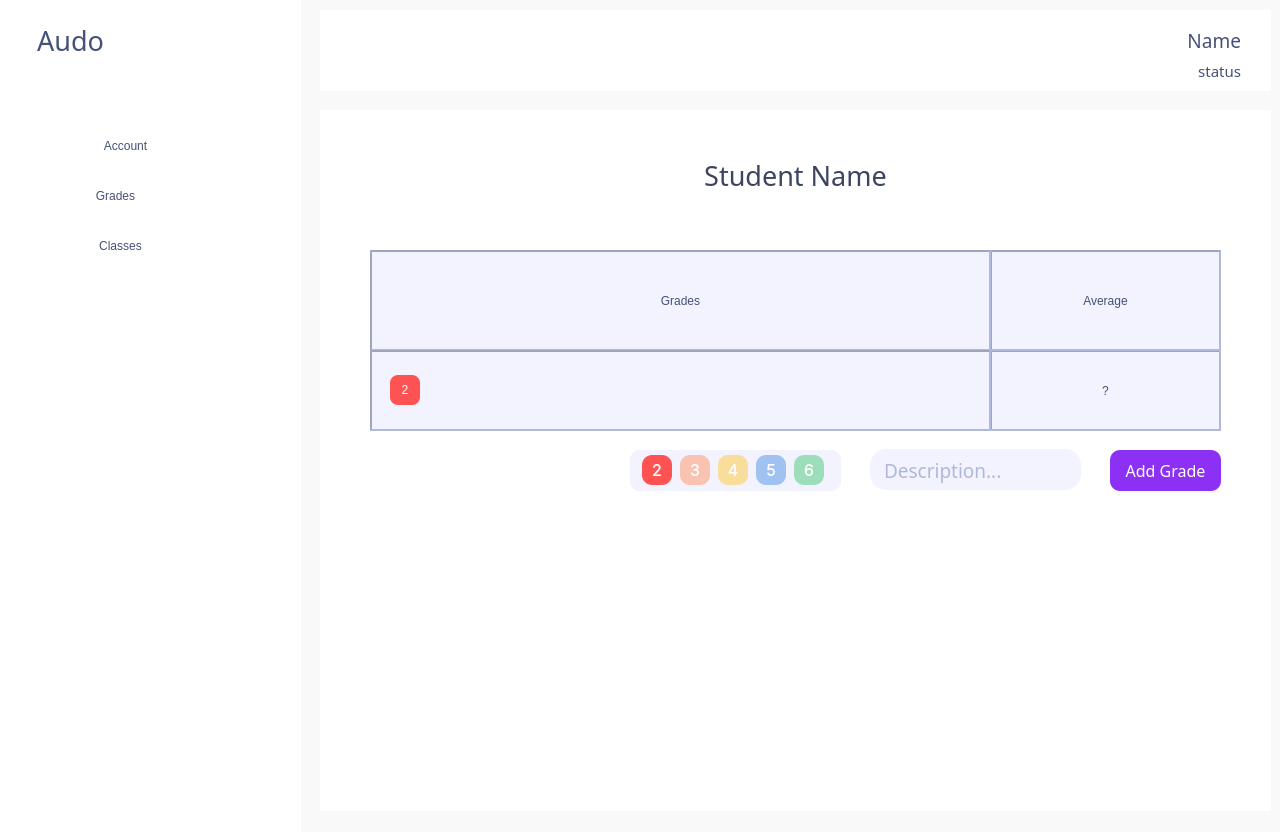
Above: Audo/Frontend/Audo/Grades.ui from codingburgas/Audo before the change. Below: the same form after it.
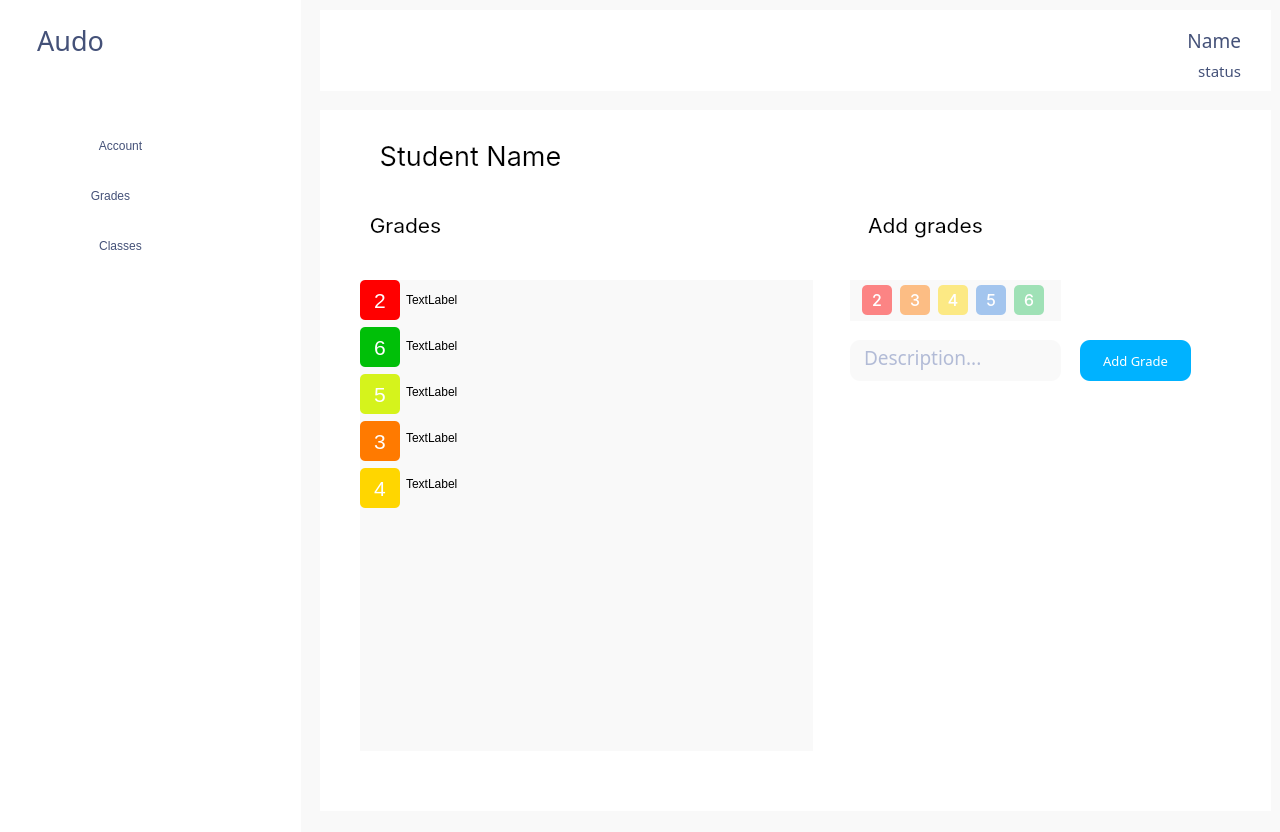
That is the form after the change. Icons and pictures are not drawn.

The edit to the form file:
```diff
--- a/Audo/Frontend/Audo/Grades.ui
+++ b/Audo/Frontend/Audo/Grades.ui
@@ -101,25 +101,25 @@
   <widget class="QLabel" name="StudentName">
    <property name="geometry">
     <rect>
-     <x>370</x>
-     <y>150</y>
-     <width>851</width>
+     <x>360</x>
+     <y>130</y>
+     <width>221</width>
      <height>51</height>
     </rect>
    </property>
    <property name="font">
     <font>
-     <family>Roboto Serif</family>
+     <family>Inter</family>
      <pointsize>20</pointsize>
      <italic>false</italic>
-     <fontweight>Medium</fontweight>
+     <fontweight>DemiBold</fontweight>
     </font>
    </property>
    <property name="styleSheet">
     <string notr="true">background: none;
 background-color: rgba(255, 255, 255, 0);
-color: #3D4460;
-font: 500 20pt &quot;Roboto Serif&quot;;</string>
+color: #000000;
+font: 600 20pt &quot;Inter&quot;;</string>
    </property>
    <property name="text">
     <string>Student Name</string>
@@ -128,235 +128,34 @@
     <set>Qt::AlignCenter</set>
    </property>
   </widget>
-  <widget class="QFrame" name="GradeTable">
-   <property name="geometry">
-    <rect>
-     <x>370</x>
-     <y>250</y>
-     <width>851</width>
-     <height>181</height>
-    </rect>
-   </property>
-   <property name="styleSheet">
-    <string notr="true">background-color: #F3F3FF;
-border-style: inset;
-border-width: 2px;
-border-color: rgba(68, 81, 120, 123);</string>
-   </property>
-   <property name="frameShape">
-    <enum>QFrame::NoFrame</enum>
-   </property>
-   <property name="frameShadow">
-    <enum>QFrame::Plain</enum>
-   </property>
-   <widget class="QFrame" name="AverageFullFrame">
-    <property name="geometry">
-     <rect>
-      <x>620</x>
-      <y>0</y>
-      <width>231</width>
-      <height>181</height>
-     </rect>
-    </property>
-    <property name="styleSheet">
-     <string notr="true">background-color: #F3F3FF;
-border-style: inset;
-border-width: 2px;
-border-color: rgba(68, 81, 120, 123);</string>
-    </property>
-    <property name="frameShape">
-     <enum>QFrame::NoFrame</enum>
-    </property>
-    <property name="frameShadow">
-     <enum>QFrame::Plain</enum>
-    </property>
-    <widget class="QFrame" name="AverageFrame">
-     <property name="geometry">
-      <rect>
-       <x>0</x>
-       <y>100</y>
-       <width>231</width>
-       <height>81</height>
-      </rect>
-     </property>
-     <property name="styleSheet">
-      <string notr="true">background-color: #F3F3FF;
-border-style: inset;
-border-width: 2px;
-border-color: rgba(68, 81, 120, 123);</string>
-     </property>
-     <property name="frameShape">
-      <enum>QFrame::NoFrame</enum>
-     </property>
-     <property name="frameShadow">
-      <enum>QFrame::Plain</enum>
-     </property>
-     <widget class="QLabel" name="AverageGrade">
-      <property name="geometry">
-       <rect>
-        <x>0</x>
-        <y>0</y>
-        <width>231</width>
-        <height>81</height>
-       </rect>
-      </property>
-      <property name="styleSheet">
-       <string notr="true">font: 500 16pt &quot;Inter&quot;;
-color: #445178;</string>
-      </property>
-      <property name="text">
-       <string>?</string>
-      </property>
-      <property name="alignment">
-       <set>Qt::AlignCenter</set>
-      </property>
-     </widget>
-    </widget>
-    <widget class="QLabel" name="Average">
-     <property name="geometry">
-      <rect>
-       <x>0</x>
-       <y>0</y>
-       <width>231</width>
-       <height>101</height>
-      </rect>
-     </property>
-     <property name="styleSheet">
-      <string notr="true">color: #445178;
-font: 600 16pt &quot;Inter&quot;;</string>
-     </property>
-     <property name="text">
-      <string>Average</string>
-     </property>
-     <property name="alignment">
-      <set>Qt::AlignCenter</set>
-     </property>
-    </widget>
-   </widget>
-   <widget class="QLabel" name="GradesLabel">
-    <property name="geometry">
-     <rect>
-      <x>0</x>
-      <y>0</y>
-      <width>621</width>
-      <height>101</height>
-     </rect>
-    </property>
-    <property name="styleSheet">
-     <string notr="true">color: #445178;
-font: 600 16pt &quot;Inter&quot;;</string>
-    </property>
-    <property name="text">
-     <string>Grades</string>
-    </property>
-    <property name="alignment">
-     <set>Qt::AlignCenter</set>
-    </property>
-   </widget>
-   <widget class="QFrame" name="GradeList">
-    <property name="geometry">
-     <rect>
-      <x>0</x>
-      <y>100</y>
-      <width>621</width>
-      <height>81</height>
-     </rect>
-    </property>
-    <property name="styleSheet">
-     <string notr="true">background-color: #F3F3FF;
-border-style: inset;
-border-width: 2px;
-border-color: rgba(68, 81, 120, 123);</string>
-    </property>
-    <property name="frameShape">
-     <enum>QFrame::NoFrame</enum>
-    </property>
-    <property name="frameShadow">
-     <enum>QFrame::Plain</enum>
-    </property>
-    <widget class="QWidget" name="horizontalLayoutWidget_2">
-     <property name="geometry">
-      <rect>
-       <x>0</x>
-       <y>0</y>
-       <width>621</width>
-       <height>81</height>
-      </rect>
-     </property>
-     <layout class="QHBoxLayout" name="GradeLayout">
-      <property name="spacing">
-       <number>10</number>
-      </property>
-      <property name="leftMargin">
-       <number>20</number>
-      </property>
-      <property name="rightMargin">
-       <number>20</number>
-      </property>
-      <item>
-       <widget class="QLabel" name="Grade1">
-        <property name="minimumSize">
-         <size>
-          <width>30</width>
-          <height>30</height>
-         </size>
-        </property>
-        <property name="maximumSize">
-         <size>
-          <width>30</width>
-          <height>30</height>
-         </size>
-        </property>
-        <property name="baseSize">
-         <size>
-          <width>30</width>
-          <height>30</height>
-         </size>
-        </property>
-        <property name="styleSheet">
-         <string notr="true">color: #FFFFFF;
-background-color: rgb(255, 82, 82);
-border: none;
-border-radius: 8px;
-font: 500 12pt &quot;Inter&quot;;</string>
-        </property>
-        <property name="text">
-         <string>2</string>
-        </property>
-        <property name="alignment">
-         <set>Qt::AlignCenter</set>
-        </property>
-       </widget>
-      </item>
-      <item>
-       <spacer name="GradeSpacer">
-        <property name="orientation">
-         <enum>Qt::Horizontal</enum>
-        </property>
-        <property name="sizeHint" stdset="0">
-         <size>
-          <width>40</width>
-          <height>20</height>
-         </size>
-        </property>
-       </spacer>
-      </item>
-     </layout>
-    </widget>
-   </widget>
-  </widget>
   <widget class="QFrame" name="AddGradesFrame">
    <property name="geometry">
     <rect>
-     <x>630</x>
-     <y>450</y>
+     <x>850</x>
+     <y>280</y>
      <width>211</width>
      <height>41</height>
     </rect>
    </property>
    <property name="styleSheet">
-    <string notr="true">background-color: #F3F3FF;
-border-radius: 10px;</string>
+    <string notr="true">QFrame
+{ 
+     border-radius:5px;
+}
+QPushButton
+{
+color: #FFFFFF;
+background-color: rgba(255, 122, 0, 120);
+font: 500 12pt &quot;Inter&quot;;
+border-radius: 5px;
+}
+QPushButton:hover
+{
+color: #FFFFFF;
+background-color: rgba(255, 122, 0, 255);
+font: 500 12pt &quot;Inter&quot;;
+border-radius: 5px;
+}</string>
    </property>
    <property name="frameShape">
     <enum>QFrame::NoFrame</enum>
@@ -405,14 +204,31 @@
          <fontweight>Medium</fontweight>
         </font>
        </property>
+       <property name="autoFillBackground">
+        <bool>false</bool>
+       </property>
        <property name="styleSheet">
-        <string notr="true">color: #FFFFFF;
-background-color: rgb(255, 82, 82);
-font: 500 12pt &quot;Inter&quot;;</string>
+        <string notr="true">QPushButton
+{
+color: #FFFFFF;
+background-color: rgba(255, 0, 0, 120);
+font: 500 12pt &quot;Inter&quot;;
+border-radius:5px;
+}
+QPushButton:hover
+{
+color: #FFFFFF;
+background-color: rgba(255, 0, 0, 255);
+font: 500 12pt &quot;Inter&quot;;
+border-radius:5px;
+}</string>
        </property>
        <property name="text">
         <string>2</string>
        </property>
+       <property name="flat">
+        <bool>true</bool>
+       </property>
       </widget>
      </item>
      <item>
@@ -437,14 +253,31 @@
          <fontweight>Medium</fontweight>
         </font>
        </property>
+       <property name="autoFillBackground">
+        <bool>false</bool>
+       </property>
        <property name="styleSheet">
-        <string notr="true">color: #FFFFFF;
-background-color: rgba(255, 141, 93, 123);
-font: 500 12pt &quot;Inter&quot;;</string>
+        <string notr="true">QPushButton
+{
+color: #FFFFFF;
+background-color: rgba(255, 122, 0, 120);
+font: 500 12pt &quot;Inter&quot;;
+border-radius: 5px;
+}
+QPushButton:hover
+{
+color: #FFFFFF;
+background-color: rgba(255, 122, 0, 255);
+font: 500 12pt &quot;Inter&quot;;
+border-radius: 5px;
+}</string>
        </property>
        <property name="text">
         <string>3</string>
        </property>
+       <property name="flat">
+        <bool>true</bool>
+       </property>
       </widget>
      </item>
      <item>
@@ -466,13 +299,24 @@
          <family>Inter</family>
          <pointsize>12</pointsize>
          <italic>false</italic>
-         <fontweight>Medium</fontweight>
+         <bold>false</bold>
         </font>
        </property>
        <property name="styleSheet">
-        <string notr="true">color: #FFFFFF;
-background-color: rgba(255, 197, 48, 123);
-font: 500 12pt &quot;Inter&quot;;</string>
+        <string notr="true">QPushButton
+{
+background-color: rgba(255, 214, 0, 120);
+font: 12pt;
+color:#ffffff;
+border-radius:5px;
+}
+QPushButton:hover
+{
+color: #FFFFFF;
+background-color: rgba(255, 214, 0, 255);
+font: 500 12pt &quot;Inter&quot;;
+border-radius: 5px;
+}</string>
        </property>
        <property name="text">
         <string>4</string>
@@ -502,9 +346,21 @@
         </font>
        </property>
        <property name="styleSheet">
-        <string notr="true">color: #FFFFFF;
+        <string notr="true">QPushButton
+{
+color: #FFFFFF;
 background-color: rgba(70, 142, 227, 123);
-font: 500 12pt &quot;Inter&quot;;</string>
+font: 500 12pt &quot;Inter&quot;;
+border-radius:5px;
+}
+QPushButton:hover
+{
+color: #FFFFFF;
+background-color: rgba(70, 142, 227, 255);
+font: 500 12pt &quot;Inter&quot;;
+border-radius: 5px;
+}
+</string>
        </property>
        <property name="text">
         <string>5</string>
@@ -534,9 +390,21 @@
         </font>
        </property>
        <property name="styleSheet">
-        <string notr="true">color: #FFFFFF;
+        <string notr="true">
+QPushButton
+{
+color: #FFFFFF;
 background-color: rgba(63, 198, 109, 123);
-font: 500 12pt &quot;Inter&quot;;</string>
+font: 500 12pt &quot;Inter&quot;;
+border-radius:5px;
+}
+QPushButton:hover
+{
+color: #FFFFFF;
+background-color: rgba(63, 198, 109, 255);
+font: 500 12pt &quot;Inter&quot;;
+border-radius: 5px;
+}</string>
        </property>
        <property name="text">
         <string>6</string>
@@ -546,42 +414,11 @@
     </layout>
    </widget>
   </widget>
-  <widget class="QTextEdit" name="Description">
-   <property name="geometry">
-    <rect>
-     <x>880</x>
-     <y>453</y>
-     <width>191</width>
-     <height>41</height>
-    </rect>
-   </property>
-   <property name="font">
-    <font>
-     <family>Roboto Serif Medium</family>
-     <pointsize>14</pointsize>
-     <italic>false</italic>
-     <fontweight>Medium</fontweight>
-    </font>
-   </property>
-   <property name="autoFillBackground">
-    <bool>false</bool>
-   </property>
-   <property name="styleSheet">
-    <string notr="true">background: none;
-background-color: rgba(255, 255, 255, 0);
-border: none;
-color: rgba(107, 125, 179, 255);
-font: 500 14pt &quot;Roboto Serif Medium&quot;;</string>
-   </property>
-   <property name="placeholderText">
-    <string>Description...</string>
-   </property>
-  </widget>
   <widget class="QLabel" name="DescriptionFrame">
    <property name="geometry">
     <rect>
-     <x>870</x>
-     <y>449</y>
+     <x>570</x>
+     <y>560</y>
      <width>211</width>
      <height>41</height>
     </rect>
@@ -597,8 +434,8 @@
   <widget class="QPushButton" name="AddGradeButton">
    <property name="geometry">
     <rect>
-     <x>1110</x>
-     <y>450</y>
+     <x>1080</x>
+     <y>340</y>
      <width>111</width>
      <height>41</height>
     </rect>
@@ -606,7 +443,7 @@
    <property name="font">
     <font>
      <family>Roboto Serif SemiBold</family>
-     <pointsize>12</pointsize>
+     <pointsize>10</pointsize>
      <italic>false</italic>
      <kerning>true</kerning>
      <fontweight>DemiBold</fontweight>
@@ -623,14 +460,14 @@
    </property>
    <property name="styleSheet">
     <string notr="true">QPushButton {
-font: 600 12pt &quot;Roboto Serif SemiBold&quot;;
-background-color: #8C31F4;
+font: 600 10pt &quot;Roboto Serif SemiBold&quot;;
+background-color: #00B2FF;
 border-radius: 10px;
 color:#ffffff;
 }
 QPushButton:hover {
-font: 600 12pt &quot;Roboto Serif SemiBold&quot;;
-background-color: #6319B7;
+font: 600 10pt &quot;Roboto Serif SemiBold&quot;;
+background-color: #0097D8;
 border-radius: 10px;
 color:#ffffff;
  }
@@ -756,9 +593,9 @@
   <widget class="QPushButton" name="SignOut_2">
    <property name="geometry">
     <rect>
-     <x>70</x>
+     <x>30</x>
      <y>120</y>
-     <width>111</width>
+     <width>181</width>
      <height>51</height>
     </rect>
    </property>
@@ -815,43 +652,6 @@
     <set>Qt::AlignCenter</set>
    </property>
   </widget>
-  <widget class="QPushButton" name="SignOut_3">
-   <property name="geometry">
-    <rect>
-     <x>70</x>
-     <y>170</y>
-     <width>91</width>
-     <height>51</height>
-    </rect>
-   </property>
-   <property name="cursor">
-    <cursorShape>PointingHandCursor</cursorShape>
-   </property>
-   <property name="autoFillBackground">
-    <bool>false</bool>
-   </property>
-   <property name="styleSheet">
-    <string notr="true">QPushButton {
-font: 600 16pt &quot;Roboto Serif SemiBold&quot;;
-background:none;
-border-radius: 10px;
-color: rgb(68, 81, 120);
-}
-QPushButton:hover {
-font: bold 16pt &quot;Roboto Serif SemiBold&quot;;
-border-radius: 10px;
-color: rgb(68, 81, 120);
- }
-
-</string>
-   </property>
-   <property name="text">
-    <string>Grades</string>
-   </property>
-   <property name="flat">
-    <bool>true</bool>
-   </property>
-  </widget>
   <widget class="QLabel" name="Background_3">
    <property name="geometry">
     <rect>
@@ -939,14 +739,446 @@
     <set>Qt::AlignCenter</set>
    </property>
   </widget>
+  <widget class="QLabel" name="StudentName_2">
+   <property name="geometry">
+    <rect>
+     <x>360</x>
+     <y>200</y>
+     <width>91</width>
+     <height>51</height>
+    </rect>
+   </property>
+   <property name="font">
+    <font>
+     <family>Inter</family>
+     <pointsize>16</pointsize>
+     <italic>false</italic>
+     <fontweight>DemiBold</fontweight>
+    </font>
+   </property>
+   <property name="styleSheet">
+    <string notr="true">background: none;
+background-color: rgba(255, 255, 255, 0);
+color: #000000;
+font: 600 16pt &quot;Inter&quot;;</string>
+   </property>
+   <property name="text">
+    <string>Grades</string>
+   </property>
+   <property name="alignment">
+    <set>Qt::AlignCenter</set>
+   </property>
+  </widget>
+  <widget class="QWidget" name="horizontalLayoutWidget_2">
+   <property name="geometry">
+    <rect>
+     <x>360</x>
+     <y>280</y>
+     <width>453</width>
+     <height>471</height>
+    </rect>
+   </property>
+   <layout class="QHBoxLayout" name="horizontalLayout_3">
+    <item>
+     <layout class="QVBoxLayout" name="verticalLayout_6">
+      <property name="spacing">
+       <number>7</number>
+      </property>
+      <item>
+       <widget class="QLabel" name="label_2">
+        <property name="minimumSize">
+         <size>
+          <width>40</width>
+          <height>40</height>
+         </size>
+        </property>
+        <property name="maximumSize">
+         <size>
+          <width>40</width>
+          <height>40</height>
+         </size>
+        </property>
+        <property name="layoutDirection">
+         <enum>Qt::LeftToRight</enum>
+        </property>
+        <property name="styleSheet">
+         <string notr="true">background-color: rgb(255, 0, 0);
+font: 16pt;
+color:#ffffff;
+border-radius:5px;</string>
+        </property>
+        <property name="text">
+         <string>2</string>
+        </property>
+        <property name="alignment">
+         <set>Qt::AlignCenter</set>
+        </property>
+       </widget>
+      </item>
+      <item>
+       <widget class="QLabel" name="label_5">
+        <property name="minimumSize">
+         <size>
+          <width>40</width>
+          <height>40</height>
+         </size>
+        </property>
+        <property name="maximumSize">
+         <size>
+          <width>40</width>
+          <height>40</height>
+         </size>
+        </property>
+        <property name="layoutDirection">
+         <enum>Qt::LeftToRight</enum>
+        </property>
+        <property name="styleSheet">
+         <string notr="true">background-color: #00BF08;
+font: 16pt;
+color:#ffffff;
+border-radius:5px;</string>
+        </property>
+        <property name="text">
+         <string>6</string>
+        </property>
+        <property name="alignment">
+         <set>Qt::AlignCenter</set>
+        </property>
+       </widget>
+      </item>
+      <item>
+       <widget class="QLabel" name="label_3">
+        <property name="minimumSize">
+         <size>
+          <width>40</width>
+          <height>40</height>
+         </size>
+        </property>
+        <property name="maximumSize">
+         <size>
+          <width>40</width>
+          <height>40</height>
+         </size>
+        </property>
+        <property name="layoutDirection">
+         <enum>Qt::LeftToRight</enum>
+        </property>
+        <property name="styleSheet">
+         <string notr="true">background-color: #D5F31C;
+font: 16pt;
+color:#ffffff;
+border-radius:5px;</string>
+        </property>
+        <property name="text">
+         <string>5</string>
+        </property>
+        <property name="alignment">
+         <set>Qt::AlignCenter</set>
+        </property>
+       </widget>
+      </item>
+      <item>
+       <widget class="QLabel" name="label">
+        <property name="minimumSize">
+         <size>
+          <width>40</width>
+          <height>40</height>
+         </size>
+        </property>
+        <property name="maximumSize">
+         <size>
+          <width>40</width>
+          <height>40</height>
+         </size>
+        </property>
+        <property name="layoutDirection">
+         <enum>Qt::LeftToRight</enum>
+        </property>
+        <property name="styleSheet">
+         <string notr="true">background-color: #FF7A00;
+font: 16pt;
+color:#ffffff;
+border-radius:5px;</string>
+        </property>
+        <property name="text">
+         <string>3</string>
+        </property>
+        <property name="alignment">
+         <set>Qt::AlignCenter</set>
+        </property>
+       </widget>
+      </item>
+      <item>
+       <widget class="QLabel" name="label_4">
+        <property name="minimumSize">
+         <size>
+          <width>40</width>
+          <height>40</height>
+         </size>
+        </property>
+        <property name="maximumSize">
+         <size>
+          <width>40</width>
+          <height>40</height>
+         </size>
+        </property>
+        <property name="layoutDirection">
+         <enum>Qt::LeftToRight</enum>
+        </property>
+        <property name="styleSheet">
+         <string notr="true">background-color: #FFD600;
+font: 16pt;
+color:#ffffff;
+border-radius:5px;</string>
+        </property>
+        <property name="text">
+         <string>4</string>
+        </property>
+        <property name="alignment">
+         <set>Qt::AlignCenter</set>
+        </property>
+       </widget>
+      </item>
+      <item>
+       <spacer name="verticalSpacer">
+        <property name="orientation">
+         <enum>Qt::Vertical</enum>
+        </property>
+        <property name="sizeHint" stdset="0">
+         <size>
+          <width>20</width>
+          <height>40</height>
+         </size>
+        </property>
+       </spacer>
+      </item>
+     </layout>
+    </item>
+    <item>
+     <layout class="QVBoxLayout" name="verticalLayout_7">
+      <item>
+       <widget class="QLabel" name="label_6">
+        <property name="minimumSize">
+         <size>
+          <width>400</width>
+          <height>40</height>
+         </size>
+        </property>
+        <property name="styleSheet">
+         <string notr="true">background:none;</string>
+        </property>
+        <property name="text">
+         <string>TextLabel</string>
+        </property>
+       </widget>
+      </item>
+      <item>
+       <widget class="QLabel" name="label_7">
+        <property name="minimumSize">
+         <size>
+          <width>400</width>
+          <height>40</height>
+         </size>
+        </property>
+        <property name="styleSheet">
+         <string notr="true">background:none;</string>
+        </property>
+        <property name="text">
+         <string>TextLabel</string>
+        </property>
+       </widget>
+      </item>
+      <item>
+       <widget class="QLabel" name="label_8">
+        <property name="minimumSize">
+         <size>
+          <width>400</width>
+          <height>40</height>
+         </size>
+        </property>
+        <property name="styleSheet">
+         <string notr="true">background:none;</string>
+        </property>
+        <property name="text">
+         <string>TextLabel</string>
+        </property>
+       </widget>
+      </item>
+      <item>
+       <widget class="QLabel" name="label_9">
+        <property name="minimumSize">
+         <size>
+          <width>400</width>
+          <height>40</height>
+         </size>
+        </property>
+        <property name="styleSheet">
+         <string notr="true">background:none;</string>
+        </property>
+        <property name="text">
+         <string>TextLabel</string>
+        </property>
+       </widget>
+      </item>
+      <item>
+       <widget class="QLabel" name="label_10">
+        <property name="minimumSize">
+         <size>
+          <width>400</width>
+          <height>40</height>
+         </size>
+        </property>
+        <property name="styleSheet">
+         <string notr="true">background:none;</string>
+        </property>
+        <property name="text">
+         <string>TextLabel</string>
+        </property>
+       </widget>
+      </item>
+      <item>
+       <spacer name="verticalSpacer_2">
+        <property name="orientation">
+         <enum>Qt::Vertical</enum>
+        </property>
+        <property name="sizeHint" stdset="0">
+         <size>
+          <width>20</width>
+          <height>40</height>
+         </size>
+        </property>
+       </spacer>
+      </item>
+     </layout>
+    </item>
+   </layout>
+  </widget>
+  <widget class="QLabel" name="StudentName_3">
+   <property name="geometry">
+    <rect>
+     <x>850</x>
+     <y>200</y>
+     <width>151</width>
+     <height>51</height>
+    </rect>
+   </property>
+   <property name="font">
+    <font>
+     <family>Inter</family>
+     <pointsize>16</pointsize>
+     <italic>false</italic>
+     <fontweight>DemiBold</fontweight>
+    </font>
+   </property>
+   <property name="styleSheet">
+    <string notr="true">background: none;
+background-color: rgba(255, 255, 255, 0);
+color: #000000;
+font: 600 16pt &quot;Inter&quot;;</string>
+   </property>
+   <property name="text">
+    <string>Add grades</string>
+   </property>
+   <property name="alignment">
+    <set>Qt::AlignCenter</set>
+   </property>
+  </widget>
+  <widget class="QFrame" name="AddGradesFrame_2">
+   <property name="geometry">
+    <rect>
+     <x>850</x>
+     <y>340</y>
+     <width>211</width>
+     <height>41</height>
+    </rect>
+   </property>
+   <property name="styleSheet">
+    <string notr="true">border-radius:10px;</string>
+   </property>
+   <property name="frameShape">
+    <enum>QFrame::NoFrame</enum>
+   </property>
+   <property name="frameShadow">
+    <enum>QFrame::Plain</enum>
+   </property>
+   <property name="lineWidth">
+    <number>0</number>
+   </property>
+   <widget class="QTextEdit" name="Description">
+    <property name="geometry">
+     <rect>
+      <x>10</x>
+      <y>0</y>
+      <width>191</width>
+      <height>41</height>
+     </rect>
+    </property>
+    <property name="font">
+     <font>
+      <family>Roboto Serif Medium</family>
+      <pointsize>14</pointsize>
+      <italic>false</italic>
+      <fontweight>Medium</fontweight>
+     </font>
+    </property>
+    <property name="autoFillBackground">
+     <bool>false</bool>
+    </property>
+    <property name="styleSheet">
+     <string notr="true">background: none;
+background-color: rgba(255, 255, 255, 0);
+border: none;
+color: rgba(107, 125, 179, 255);
+font: 500 14pt &quot;Roboto Serif Medium&quot;;</string>
+    </property>
+    <property name="placeholderText">
+     <string>Description...</string>
+    </property>
+   </widget>
+  </widget>
+  <widget class="QPushButton" name="SignOut_3">
+   <property name="geometry">
+    <rect>
+     <x>20</x>
+     <y>170</y>
+     <width>181</width>
+     <height>51</height>
+    </rect>
+   </property>
+   <property name="cursor">
+    <cursorShape>PointingHandCursor</cursorShape>
+   </property>
+   <property name="autoFillBackground">
+    <bool>false</bool>
+   </property>
+   <property name="styleSheet">
+    <string notr="true">QPushButton {
+font: 600 16pt &quot;Roboto Serif SemiBold&quot;;
+background:none;
+border-radius: 10px;
+color: rgb(68, 81, 120);
+}
+QPushButton:hover {
+font: bold 16pt &quot;Roboto Serif SemiBold&quot;;
+border-radius: 10px;
+color: rgb(68, 81, 120);
+ }
+
+</string>
+   </property>
+   <property name="text">
+    <string>Grades</string>
+   </property>
+   <property name="flat">
+    <bool>true</bool>
+   </property>
+  </widget>
   <zorder>AccountFrame</zorder>
   <zorder>Name</zorder>
   <zorder>GradeFrame</zorder>
-  <zorder>GradeTable</zorder>
   <zorder>StudentName</zorder>
   <zorder>AddGradesFrame</zorder>
   <zorder>DescriptionFrame</zorder>
-  <zorder>Description</zorder>
   <zorder>AddGradeButton</zorder>
   <zorder>pushButton</zorder>
   <zorder>Status</zorder>
@@ -954,10 +1186,14 @@
   <zorder>SignInLabel_2</zorder>
   <zorder>SignOut_2</zorder>
   <zorder>Background_2</zorder>
-  <zorder>SignOut_3</zorder>
   <zorder>Background_3</zorder>
   <zorder>SignOut_4</zorder>
   <zorder>Background</zorder>
+  <zorder>StudentName_2</zorder>
+  <zorder>horizontalLayoutWidget_2</zorder>
+  <zorder>StudentName_3</zorder>
+  <zorder>AddGradesFrame_2</zorder>
+  <zorder>SignOut_3</zorder>
  </widget>
  <resources>
   <include location="assets.qrc"/>
```
